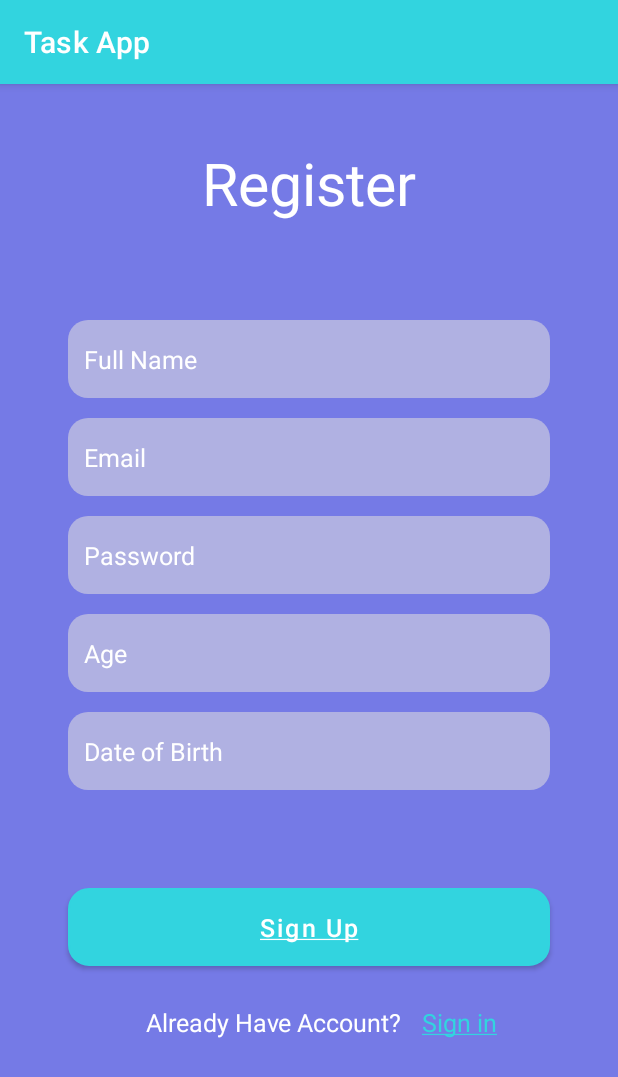
After one commit to Pratik-Dhage/Task_App_In_Kotlin, an Android app: the RegisterActivity screen opened directly, with no data from a screen before it, on a phone screen of 412 x 824 dp. The commit adds this screen. Shown: the top 1077 px of the screen. Run offline under Robolectric (Android 15) with nearby library versions, the phone set to English and light mode, and no system bars; our stand-ins replace data binding, sdp/ssp sizes.

Commit message:
login register basic validations

```diff
--- a/app/src/main/AndroidManifest.xml
+++ b/app/src/main/AndroidManifest.xml
@@ -14,6 +14,9 @@
         android:theme="@style/Theme.Notes_App_In_Kotlin"
         tools:targetApi="31">
         <activity
+            android:name=".register.RegisterActivity"
+            android:exported="false" />
+        <activity
             android:name=".login.LoginActivity"
             android:exported="false" />
         <activity
--- /dev/null
+++ b/app/src/main/java/com/example/notes_app_in_kotlin/register/RegisterActivity.kt
@@ -0,0 +1,89 @@
+package com.example.notes_app_in_kotlin.register
+
+import android.content.Intent
+import androidx.appcompat.app.AppCompatActivity
+import android.os.Bundle
+import android.view.View
+import androidx.databinding.DataBindingUtil
+import com.example.notes_app_in_kotlin.MainActivity
+import com.example.notes_app_in_kotlin.R
+import com.example.notes_app_in_kotlin.databinding.ActivityRegisterBinding
+import com.example.notes_app_in_kotlin.helper.Global
+import com.example.notes_app_in_kotlin.login.LoginActivity
+
+class RegisterActivity : AppCompatActivity() {
+
+    private lateinit var binding : ActivityRegisterBinding
+    private lateinit var view : View
+
+    override fun onCreate(savedInstanceState: Bundle?) {
+        super.onCreate(savedInstanceState)
+
+        initializeFields()
+        onClickListener()
+    }
+
+
+    private fun initializeFields() {
+        binding = DataBindingUtil.setContentView(this,R.layout.activity_register)
+        view= binding.root
+    }
+
+    private fun onClickListener() {
+        binding.txtSignIn.setOnClickListener {
+            val i = Intent(this, LoginActivity::class.java)
+            i.flags = Intent.FLAG_ACTIVITY_CLEAR_TOP
+            startActivity(i)
+        }
+
+        binding.btnSignUp.setOnClickListener {
+            if(validations()) {
+
+
+                val i = Intent(this, MainActivity::class.java)
+                i.flags = Intent.FLAG_ACTIVITY_CLEAR_TASK
+                startActivity(i)
+            }
+                else{
+                    Global.showSnackBar(view,resources.getString(R.string.no_internet))
+                }
+
+            }
+        }
+
+    private fun validations() : Boolean{
+
+        val fullName =  binding.edtFullName.text.toString().trim()
+        val email =  binding.edtEmail.text.toString().trim()
+        val password =  binding.edtPass.text.toString().trim()
+        val age =  binding.edtAge.text.toString().trim()
+
+        if(fullName.isEmpty()) {
+            Global.showSnackBar(view,resources.getString(R.string.fullname_error))
+            return false
+        }
+        if (email.isEmpty() ){
+            Global.showSnackBar(view,resources.getString(R.string.email_error))
+            return false
+        }
+        if (password.isEmpty()){
+            Global.showSnackBar(view,resources.getString(R.string.password_error))
+            return false
+        }
+        if (age.isEmpty()){
+            Global.showSnackBar(view,resources.getString(R.string.age_error))
+            return false
+        }
+
+        else {
+            //  saveStringInSharedPref(this,"email",email)
+            //   saveStringInSharedPref(this,"pass",password)
+            return true }
+    }
+
+    override fun onBackPressed() {
+        // super.onBackPressed() // onBackPressed button disabled for Register Activity
+    }
+
+
+}
--- /dev/null
+++ b/app/src/main/res/layout/activity_register.xml
@@ -0,0 +1,136 @@
+<?xml version="1.0" encoding="utf-8"?>
+
+<layout>
+
+    <androidx.constraintlayout.widget.ConstraintLayout xmlns:android="http://schemas.android.com/apk/res/android"
+        xmlns:app="http://schemas.android.com/apk/res-auto"
+        xmlns:tools="http://schemas.android.com/tools"
+        android:layout_width="match_parent"
+        android:layout_height="match_parent"
+        android:background="@color/app_bg_color"
+        tools:context=".register.RegisterActivity">
+
+        <ScrollView
+            android:layout_width="match_parent"
+            android:layout_height="match_parent">
+
+            <androidx.constraintlayout.widget.ConstraintLayout
+                android:layout_width="match_parent"
+                android:layout_height="wrap_content">
+
+                <TextView
+                    android:id="@+id/txtRegister"
+                    android:layout_width="wrap_content"
+                    android:layout_height="wrap_content"
+                    android:layout_marginTop="@dimen/_30sdp"
+                    app:layout_constraintEnd_toEndOf="parent"
+                    android:text="@string/register"
+                    android:textSize="@dimen/big_textSize"
+                    android:textColor="@color/white"
+                    app:layout_constraintStart_toStartOf="parent"
+                    app:layout_constraintTop_toTopOf="parent" />
+
+
+                <com.google.android.material.textfield.TextInputEditText
+                    android:id="@+id/edtFullName"
+                    style="@style/CommonEditTextStyle"
+                    android:layout_marginTop="@dimen/_50sdp"
+                    android:background="@drawable/bg_edit_text"
+                    android:hint="@string/full_name"
+                    android:inputType="text"
+                    app:layout_constraintEnd_toEndOf="parent"
+                    app:layout_constraintStart_toStartOf="parent"
+                    app:layout_constraintTop_toBottomOf="@id/txtRegister" />
+
+                <com.google.android.material.textfield.TextInputEditText
+                    android:id="@+id/edtEmail"
+                    style="@style/CommonEditTextStyle"
+                    android:layout_marginTop="@dimen/_10sdp"
+                    android:background="@drawable/bg_edit_text"
+                    android:hint="@string/email"
+                    android:inputType="textEmailAddress"
+                    app:layout_constraintEnd_toEndOf="parent"
+                    app:layout_constraintStart_toStartOf="parent"
+                    app:layout_constraintTop_toBottomOf="@id/edtFullName" />
+
+                <com.google.android.material.textfield.TextInputEditText
+                    android:id="@+id/edtPass"
+                    style="@style/CommonEditTextStyle"
+                    android:layout_marginTop="@dimen/_10sdp"
+                    android:background="@drawable/bg_edit_text"
+                    android:hint="@string/password"
+                    android:maxLength="6"
+                    android:inputType="textPassword"
+                    app:layout_constraintEnd_toEndOf="parent"
+                    app:layout_constraintStart_toStartOf="parent"
+                    app:layout_constraintTop_toBottomOf="@id/edtEmail" />
+
+                <com.google.android.material.textfield.TextInputEditText
+                    android:id="@+id/edtAge"
+                    style="@style/CommonEditTextStyle"
+                    android:layout_marginTop="@dimen/_10sdp"
+                    android:background="@drawable/bg_edit_text"
+                    android:hint="@string/age"
+                    android:inputType="number"
+                    android:digits="1234567890"
+                    android:maxLength="2"
+                    app:layout_constraintEnd_toEndOf="parent"
+                    app:layout_constraintStart_toStartOf="parent"
+                    app:layout_constraintTop_toBottomOf="@id/edtPass" />
+
+                <com.google.android.material.textfield.TextInputEditText
+                    android:id="@+id/edtDob"
+                    style="@style/CommonEditTextStyle"
+                    android:layout_marginTop="@dimen/_10sdp"
+                    android:background="@drawable/bg_edit_text"
+                    android:hint="@string/dob"
+                    android:inputType="text"
+                    app:layout_constraintEnd_toEndOf="parent"
+                    app:layout_constraintStart_toStartOf="parent"
+                    app:layout_constraintTop_toBottomOf="@id/edtAge" />
+
+
+
+                <Button
+                    android:id="@+id/btnSignUp"
+                    style="@style/ButtonStyle"
+                    android:layout_marginTop="@dimen/_50sdp"
+                    android:text="@string/sign_up"
+                    android:textColor="@color/white"
+                    app:layout_constraintStart_toStartOf="parent"
+                    app:layout_constraintTop_toBottomOf="@id/edtDob" />
+
+                <TextView
+                    android:id="@+id/LabelAlreadyHave"
+                    android:layout_width="wrap_content"
+                    android:layout_height="wrap_content"
+                    android:layout_marginTop="@dimen/_20sdp"
+                    android:text="@string/already_have_account"
+                    android:textColor="@color/white"
+                    android:textSize="@dimen/subtitle_text_size"
+                    app:layout_constraintBottom_toBottomOf="parent"
+                    app:layout_constraintStart_toStartOf="@id/btnSignUp"
+                    android:layout_marginStart="@dimen/_40sdp"
+                    app:layout_constraintTop_toBottomOf="@id/btnSignUp" />
+
+                <TextView
+                    android:id="@+id/txtSignIn"
+                    android:layout_width="wrap_content"
+                    android:layout_height="wrap_content"
+                    android:layout_marginStart="@dimen/_10sdp"
+                    android:layout_marginTop="@dimen/_20sdp"
+                    android:text="@string/sign_in"
+                    android:textColor="@color/button_bg_color"
+                    android:textSize="@dimen/subtitle_text_size"
+                    app:layout_constraintBottom_toBottomOf="parent"
+                    app:layout_constraintStart_toEndOf="@id/LabelAlreadyHave"
+                    app:layout_constraintTop_toBottomOf="@id/btnSignUp" />
+
+
+            </androidx.constraintlayout.widget.ConstraintLayout>
+
+        </ScrollView>
+
+
+    </androidx.constraintlayout.widget.ConstraintLayout>
+</layout>
--- a/app/src/main/res/values/strings.xml
+++ b/app/src/main/res/values/strings.xml
@@ -25,11 +25,12 @@
     <string name="full_name">Full Name</string>
     <string name="register">Register</string>
     <string name="already_have_account">Already Have Account?</string>
-    <string name="mobile_number">Mobile Number</string>
+    <string name="age">Age</string>
+    <string name="dob">Date of Birth</string>
     <string name="fullname_error">Enter Proper Full Name</string>
     <string name="email_error">Enter Proper Email</string>
     <string name="password_error">Enter Proper Password</string>
-    <string name="phone_error">Enter Proper Mobile Number</string>
+    <string name="age_error">Enter Proper Age</string>
     <string name="something_went_wrong_error"> Oops! Something Went Wrong</string>
     <string name="home">Home</string>
 
```
Also changed, not shown: app/src/main/java/com/example/notes_app_in_kotlin/login/LoginActivity.kt (+68 -1 lines).
